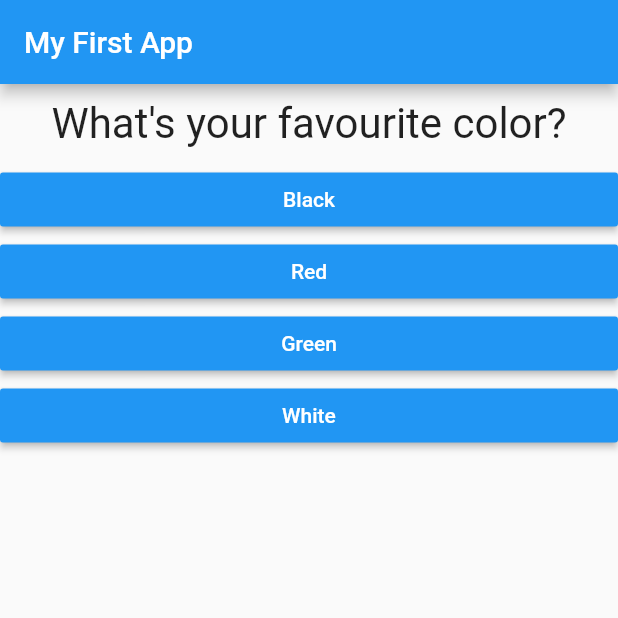
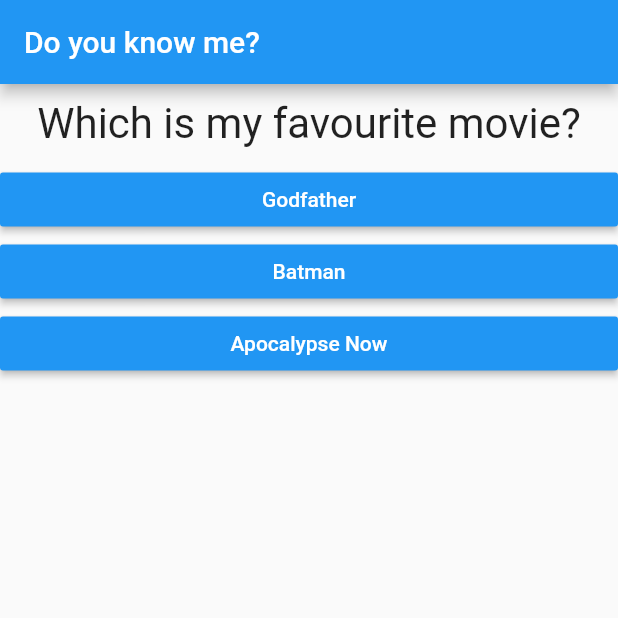
Before and after one commit to talhaSaqib/Flutter-Academind-Practice, a Flutter app: the screen it shows after launch, on a phone screen of 412 x 824 dp, the top half of it. Run offline on Flutter 3.47's test engine with Material 2 defaults, Android fonts, the phone set to English and light mode, and no system bars.

Commit message:
do you know me?

```diff
--- a/Practice Projects/first_app/lib/main.dart
+++ b/Practice Projects/first_app/lib/main.dart
@@ -1,7 +1,7 @@
 import 'package:flutter/material.dart';
 
-import './question.dart';
-import './answer.dart';
+import './quiz.dart';
+import './result.dart';
 
 void main() {
   runApp(MyApp());
@@ -15,46 +15,118 @@ class MyApp extends StatefulWidget {
 }
 
 class _MyAppState extends State<MyApp> {
-  var _questionIndex = 0;
-  final questions = const [
+  final _questions = const [
     {
-      'questionText': "What's your favourite color?",
-      'answers': ['Black', 'Red', 'Green', 'White'],
+      'questionText': "Which is my favourite movie?",
+      'answers': [
+        {'text': 'Godfather', 'score': 0},
+        {'text': 'Batman', 'score': 0},
+        {'text': 'Apocalypse Now', 'score': 1}
+      ],
     },
     {
-      'questionText': "What's your favourite animal?",
-      'answers': ['Rabbit', 'Snake', 'Kangroo', 'Lion'],
+      'questionText': "I am ___",
+      'answers': [
+        {'text': 'Introvert', 'score': 1},
+        {'text': 'Extrovert', 'score': 0},
+        {'text': 'Ambivert', 'score': 0}
+      ],
     },
     {
-      'questionText': "Who's your favourite instructor?",
-      'answers': ['Max', 'Mike', 'Paula', 'John'],
+      'questionText': "What kind of music I like?",
+      'answers': [
+        {'text': 'Modern', 'score': 0},
+        {'text': 'Rock', 'score': 0},
+        {'text': 'Classical', 'score': 1}
+      ],
+    },
+    {
+      'questionText': "Which anime is very close to my heart?",
+      'answers': [
+        {'text': 'Attack on Titan', 'score': 0},
+        {'text': 'Bleach', 'score': 1},
+        {'text': 'Mushishi', 'score': 0}
+      ],
+    },
+    {
+      'questionText': "Which video game means a lot to me?",
+      'answers': [
+        {'text': 'Prince of Persia', 'score': 1},
+        {'text': 'Call of Duty: Black Ops', 'score': 0},
+        {'text': 'Doom', 'score': 0}
+      ],
+    },
+    {
+      'questionText': "Which one does I prefer?",
+      'answers': [
+        {'text': 'Guns', 'score': 0},
+        {'text': 'Swords', 'score': 1},
+        {'text': 'Nothing', 'score': 0}
+      ],
+    },
+    {
+      'questionText': "Which composer do I like most?",
+      'answers': [
+        {'text': 'Beethoven', 'score': 0},
+        {'text': 'Chopin', 'score': 0},
+        {'text': 'Vivaldi', 'score': 1}
+      ],
+    },
+    {
+      'questionText': "Which character do I like most?",
+      'answers': [
+        {'text': 'Lalo Salamanca from Better Call Saul', 'score': 1},
+        {'text': 'Thomas Shelby from Peaky Blinders', 'score': 0},
+        {'text': 'Javier Pena from Narcos', 'score': 0}
+      ],
+    },
+    {
+      'questionText': "My favorite Studio Ghibli film?",
+      'answers': [
+        {'text': 'Spirited Away', 'score': 1},
+        {'text': 'Howl\'s Moving Castle', 'score': 0},
+        {'text': 'The Wind Rises', 'score': 0}
+      ],
+    },
+    {
+      'questionText': "My favorite Disney film?",
+      'answers': [
+        {'text': 'Lion King', 'score': 0},
+        {'text': 'Hercules', 'score': 1},
+        {'text': 'Aladdin', 'score': 0}
+      ],
     },
   ];
 
-  void _answerQuestion() {
+  var _questionIndex = 0;
+  var _totalScore = 0;
+
+  void _answerQuestion(int score) {
+    _totalScore += score;
     setState(() {
       _questionIndex = _questionIndex + 1;
     });
-    if (_questionIndex < questions.length) {}
+  }
+
+  void _resetQuiz() {
+    setState(() {
+      _questionIndex = 0;
+      _totalScore = 0;
+    });
   }
 
   Widget build(BuildContext context) {
     return MaterialApp(
       home: Scaffold(
         appBar: AppBar(
-          title: Text('My First App'),
+          title: Text('Do you know me?'),
         ),
-        body: _questionIndex < questions.length
-            ? Column(
-                children: <Widget>[
-                  Question(questions[_questionIndex]['questionText']),
-                  ...(questions[_questionIndex]['answers'] as List<String>)
-                      .map((answer) {
-                    return Answer(_answerQuestion, answer);
-                  }).toList()
-                ],
-              )
-            : Center(child: Text('You did it!')),
+        body: _questionIndex < _questions.length
+            ? Quiz(
+                questions: _questions,
+                answerQuestion: _answerQuestion,
+                questionIndex: _questionIndex)
+            : Result(_totalScore, _resetQuiz),
       ),
     );
   }
--- /dev/null
+++ b/Practice Projects/first_app/lib/quiz.dart
@@ -0,0 +1,28 @@
+import 'package:flutter/material.dart';
+
+import './question.dart';
+import './answer.dart';
+
+class Quiz extends StatelessWidget {
+  final List<Map<String, Object>> questions;
+  final int questionIndex;
+  final Function answerQuestion;
+
+  Quiz(
+      {@required this.questions,
+      @required this.answerQuestion,
+      @required this.questionIndex});
+
+  @override
+  Widget build(BuildContext context) {
+    return Column(
+      children: <Widget>[
+        Question(questions[questionIndex]['questionText']),
+        ...(questions[questionIndex]['answers'] as List<Map<String, Object>>)
+            .map((answer) {
+          return Answer(() => answerQuestion(answer['score']), answer['text']);
+        }).toList()
+      ],
+    );
+  }
+}
--- /dev/null
+++ b/Practice Projects/first_app/lib/result.dart
@@ -0,0 +1,43 @@
+import 'package:flutter/material.dart';
+
+class Result extends StatelessWidget {
+  final int resultScore;
+  final Function resetHandler;
+
+  Result(this.resultScore, this.resetHandler);
+
+  String get resultPhrase {
+    String resultText;
+    if (resultScore == 10) {
+      resultText = 'You know me perfectly! :\') (Score: $resultScore)';
+    } else if (7 <= resultScore && resultScore < 10) {
+      resultText = 'You know me quite much :) (Score: $resultScore)';
+    } else if (4 <= resultScore && resultScore < 7) {
+      resultText =
+          'Hmm... you know somethings about me but not a lot (Score: $resultScore)';
+    } else {
+      resultText = 'Get the hell outta here! (Score: $resultScore)';
+    }
+    return resultText;
+  }
+
+  @override
+  Widget build(BuildContext context) {
+    return Center(
+      child: Column(
+        children: [
+          Text(
+            resultPhrase,
+            style: TextStyle(fontSize: 36, fontWeight: FontWeight.bold),
+            textAlign: TextAlign.center,
+          ),
+          FlatButton(
+            onPressed: resetHandler,
+            child: Text('Restart Quiz!'),
+            textColor: Colors.blue,
+          )
+        ],
+      ),
+    );
+  }
+}
```
Also changed, not shown: Practice Projects/first_app/pubspec.lock, 1 other file.
